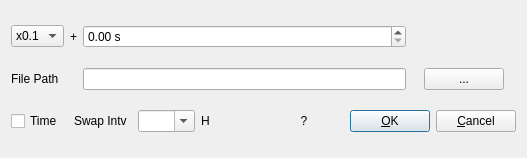
Old version of the form app/appcmn_qt/fileoptdlg.ui in the repository tomojitakasu/RTKLIB.
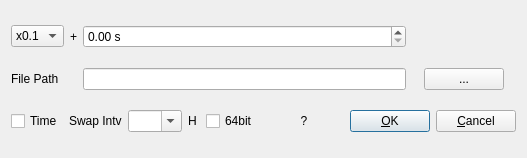
New version of the form.

Diff of the .ui file:
```diff
--- a/app/appcmn_qt/fileoptdlg.ui
+++ b/app/appcmn_qt/fileoptdlg.ui
@@ -223,6 +223,13 @@
         </property>
        </widget>
       </item>
+      <item>
+       <widget class="QCheckBox" name="Chk64Bit">
+        <property name="text">
+         <string>64bit</string>
+        </property>
+       </widget>
+      </item>
       <item>
        <widget class="QPushButton" name="BtnKey">
         <property name="enabled">
```
Left out of the diff: 104 changed lines with no effect on the pictures.
